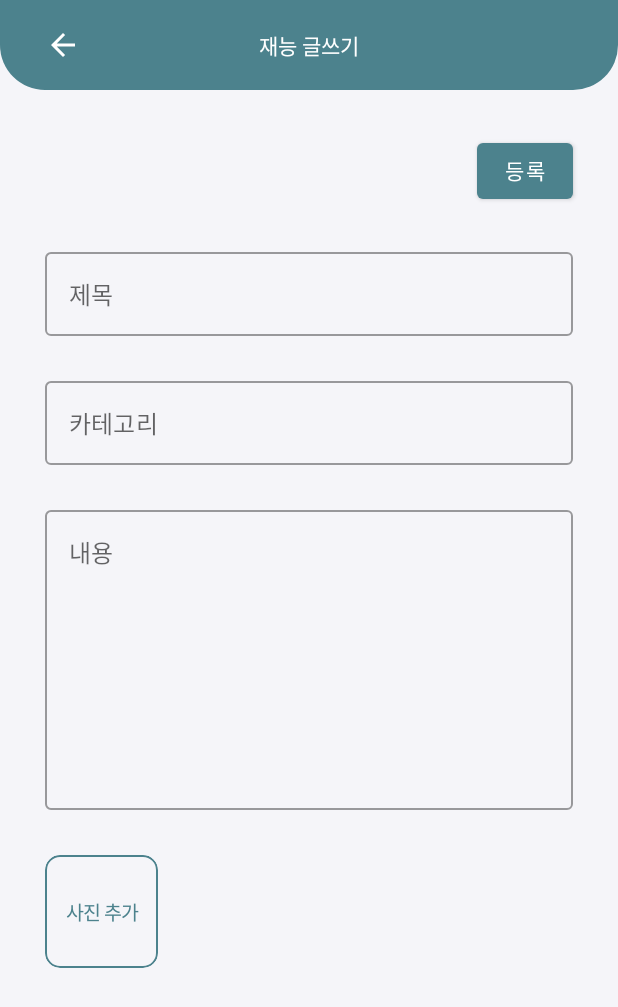
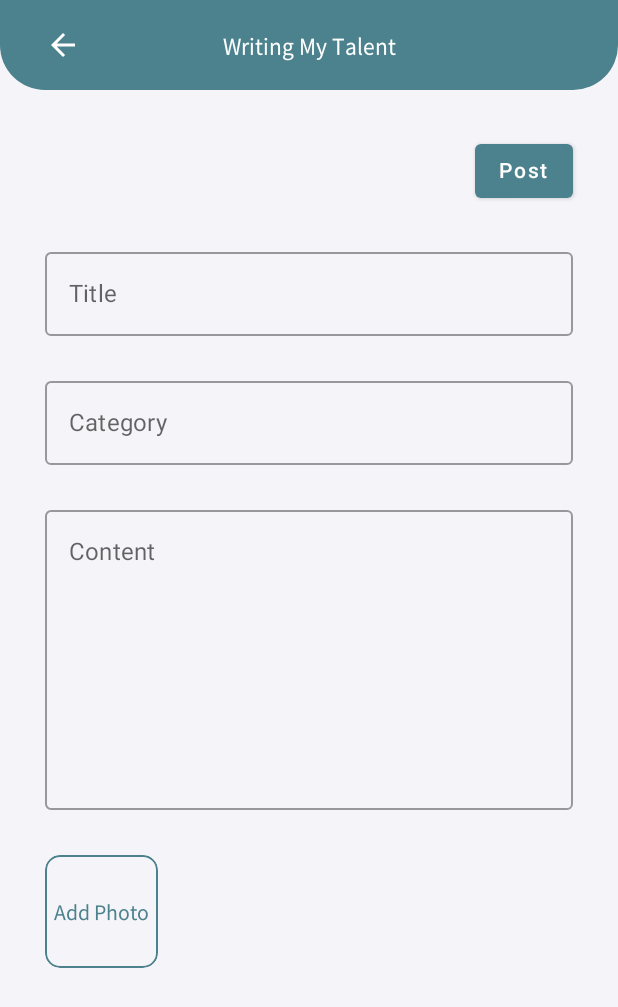
Before and after one commit to talibity/talibity-android, an Android app built with Jetpack Compose: the WriteActivity screen opened directly, with no data from a screen before it, on a phone screen of 412 x 824 dp. Shown: the top 1007 px of the screen. Run offline under Robolectric (Android 15) with nearby library versions, the phone set to English and light mode, and no system bars.

Commit message:
Update WriteActivity.kt

```diff
--- a/app/src/main/java/team/talibity/app/main/WriteActivity.kt
+++ b/app/src/main/java/team/talibity/app/main/WriteActivity.kt
@@ -127,7 +127,7 @@ class WriteActivity : ComponentActivity() {
                             modifier = Modifier.clickable { finish() }
                         )
                         Text(
-                            text = "재능 글쓰기",
+                            text = "Writing My Talent",
                             style = LocalTextStyle.current.copy(color = Color.White)
                         )
                         Icon(
@@ -150,7 +150,7 @@ class WriteActivity : ComponentActivity() {
                                 colors = ButtonDefaults.buttonColors(backgroundColor = PrimaryDark)
                             ) {
                                 Text(
-                                    text = "등록",
+                                    text = "Post",
                                     style = LocalTextStyle.current.copy(color = Color.White)
                                 )
                             }
@@ -160,7 +160,7 @@ class WriteActivity : ComponentActivity() {
                             value = title,
                             onValueChange = { title = it },
                             placeholder = {
-                                Text(text = "제목")
+                                Text(text = "Title")
                             },
                             colors = TextFieldDefaults.outlinedTextFieldColors(
                                 focusedBorderColor = PrimaryDark
@@ -171,7 +171,7 @@ class WriteActivity : ComponentActivity() {
                             value = category,
                             onValueChange = { category = it },
                             placeholder = {
-                                Text(text = "카테고리")
+                                Text(text = "Category")
                             },
                             colors = TextFieldDefaults.outlinedTextFieldColors(
                                 focusedBorderColor = PrimaryDark
@@ -182,7 +182,7 @@ class WriteActivity : ComponentActivity() {
                             value = content,
                             onValueChange = { content = it },
                             placeholder = {
-                                Text(text = "내용")
+                                Text(text = "Content")
                             },
                             colors = TextFieldDefaults.outlinedTextFieldColors(
                                 focusedBorderColor = PrimaryDark
@@ -207,7 +207,7 @@ class WriteActivity : ComponentActivity() {
                                     contentAlignment = Alignment.Center
                                 ) {
                                     Text(
-                                        text = "사진 추가",
+                                        text = "Add Photo",
                                         style = LocalTextStyle.current.copy(
                                             color = PrimaryDark,
                                             fontSize = 13.sp
```
